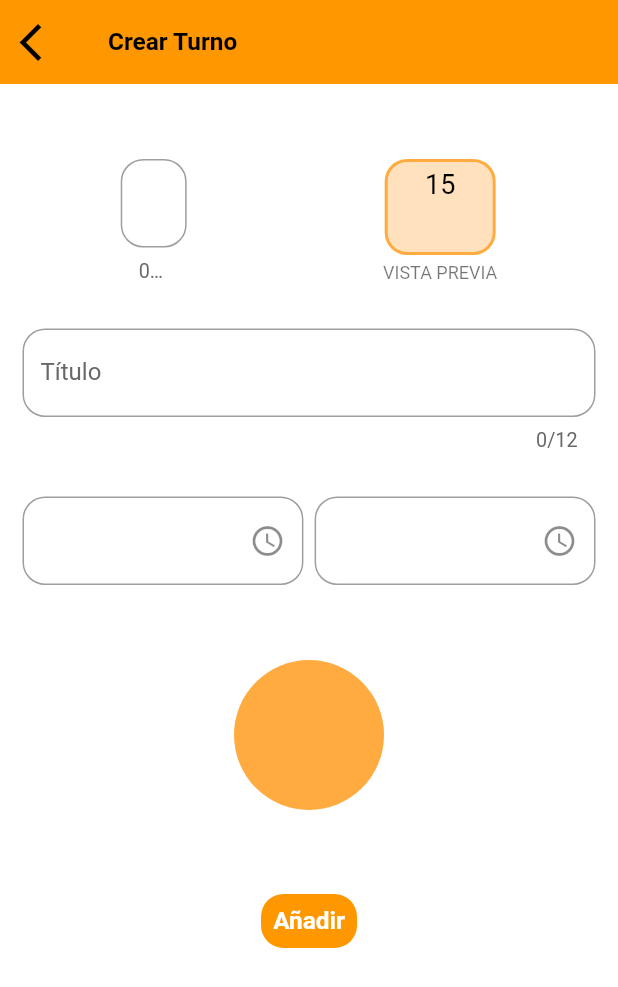
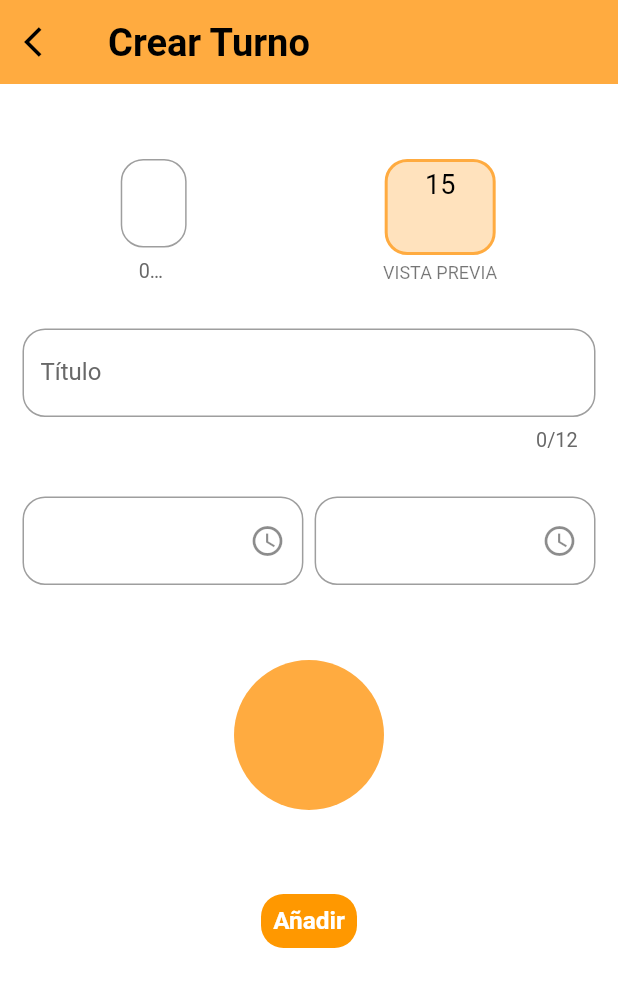
Before and after one commit to sandamil/Calendario, a Flutter app: the AddTurnoView screen opened directly, on a phone screen of 412 x 824 dp. Shown: the top 987 px of the screen. Run offline on Flutter 3.47's test engine with Material 2 defaults, Android fonts, the phone set to English and light mode, and no system bars; our stand-ins replace flutter_screenutil, get, logger, shared_preferences, sqflite; missing offline and left inert: flex_color_picker, flutter_material_color_picker, table_calendar_sandamil; accounts and stored records are empty; Roboto replaces fonts that are missing (Poppins); statements that could not run were skipped.

Commit message:
fix add turno

```diff
--- a/lib/app/modules/crearTurno/views/add_turno_view.dart
+++ b/lib/app/modules/crearTurno/views/add_turno_view.dart
@@ -8,30 +8,39 @@ import '../controllers/crear_turno_controller.dart';
 
 class AddTurnoView extends GetView<CrearTurnoController> {
   const AddTurnoView({Key? key}) : super(key: key);
+
   @override
   Widget build(BuildContext context) {
     var theme = Theme.of(context);
 
+    return Obx(() {
       return Scaffold(
         appBar: AppBar(
           leading: IconButton(
             icon: const Icon(
               Icons.arrow_back_ios,
-            size: 30.0,
             ),
-          color: Theme.of(context).textTheme.titleLarge!.color,
+            color: Theme
+                .of(context)
+                .textTheme
+                .titleLarge!
+                .color,
             tooltip: "Color",
             onPressed: () {
               Get.to(() => const TurnoView());
             },
           ),
           elevation: 0.0,
-        backgroundColor: Theme.of(context).appBarTheme.backgroundColor,
+          backgroundColor: controller.drawerColor.value,
           title: Text(
             'Crear Turno',
             style: TextStyle(
-              fontSize: 16.sp,
-              color: Theme.of(context).textTheme.titleLarge?.color),
+                fontSize: 25.sp,
+                color: Theme
+                    .of(context)
+                    .textTheme
+                    .titleLarge
+                    ?.color),
           ),
         ),
         body: SingleChildScrollView(
@@ -49,7 +58,8 @@ class AddTurnoView extends GetView<CrearTurnoController> {
                       width: 40.w,
                       child: TextField(
                         maxLength: 3,
-                      controller: controller.titlecontroller,
+                        controller: controller.titlecontroller.value,
+                        onChanged: controller.setAb,
                         decoration: const InputDecoration(
                           hintText:
                           'Letras que muestra el dia marcado en el calendario',
@@ -67,10 +77,12 @@ class AddTurnoView extends GetView<CrearTurnoController> {
                         Container(
                             decoration: BoxDecoration(
                                 border:
-                              Border.all(color: controller.color, width: 2),
-                              color: controller.color.withAlpha(600),
+                                Border.all(color: controller.drawerColor.value,
+                                    width: 2),
+                                color: controller.drawerColor.value.withAlpha(
+                                    600),
                                 borderRadius: BorderRadius.circular(15)),
-                          child: Container(
+                            child: SizedBox(
                               width: 70,
                               height: 60,
                               child: Column(
@@ -81,7 +93,8 @@ class AddTurnoView extends GetView<CrearTurnoController> {
                                       '15',
                                       style: TextStyle(
                                         fontSize: 18,
-                                      color: Theme.of(context)
+                                        color: Theme
+                                            .of(context)
                                             .textTheme
                                             .titleLarge!
                                             .color,
@@ -91,11 +104,11 @@ class AddTurnoView extends GetView<CrearTurnoController> {
                                   Container(
                                     padding: const EdgeInsets.all(2),
                                     child: Text(
-                                    controller.titlecontroller!.text
+                                      controller.titlecontroller.value.text
                                           .toUpperCase(),
                                       style: TextStyle(
                                           fontSize: 17,
-                                        color: controller.color,
+                                          color: controller.drawerColor.value,
                                           fontWeight: FontWeight.w700),
                                     ),
                                   ),
@@ -106,7 +119,10 @@ class AddTurnoView extends GetView<CrearTurnoController> {
                           padding: const EdgeInsets.only(top: 5.0),
                           child: Text(
                             "VISTA PREVIA",
-                          style: Theme.of(context).primaryTextTheme.caption,
+                            style: Theme
+                                .of(context)
+                                .primaryTextTheme
+                                .caption,
                           ),
                         )
                       ],
@@ -134,8 +150,11 @@ class AddTurnoView extends GetView<CrearTurnoController> {
                 Row(
                   mainAxisAlignment: MainAxisAlignment.spaceBetween,
                   children: <Widget>[
-                  Container(
-                    width: (MediaQuery.of(context).size.width) / 2.2,
+                    SizedBox(
+                      width: (MediaQuery
+                          .of(context)
+                          .size
+                          .width) / 2.2,
                       child: TextField(
                         controller: controller.startcontroller,
                         decoration: InputDecoration(
@@ -159,8 +178,11 @@ class AddTurnoView extends GetView<CrearTurnoController> {
                         readOnly: true,
                       ),
                     ),
-                  Container(
-                    width: (MediaQuery.of(context).size.width) / 2.2,
+                    SizedBox(
+                      width: (MediaQuery
+                          .of(context)
+                          .size
+                          .width) / 2.2,
                       child: TextField(
                         controller: controller.endcontroller,
                         decoration: InputDecoration(
@@ -191,12 +213,13 @@ class AddTurnoView extends GetView<CrearTurnoController> {
                 ),
                 InkWell(
                   onTap: () async {
-                  controller.getColor();
+                    controller.colorPickerDialog(context);
+                    // controller.getColor();
                   },
                   child: Material(
                     type: MaterialType.circle,
-                  color: controller.color,
-                  child: Container(
+                    color: controller.drawerColor.value,
+                    child: SizedBox(
                       height: 100,
                       width: 100,
                     ),
@@ -224,5 +247,6 @@ class AddTurnoView extends GetView<CrearTurnoController> {
           ),
         ),
       );
+    });
   }
 }
--- a/lib/app/modules/home/views/home_view.dart
+++ b/lib/app/modules/home/views/home_view.dart
@@ -1,5 +1,4 @@
 import 'package:calendario2/app/modules/home/widgets/calendar/calendar_view.dart';
-import 'package:calendario2/config/translations/strings_enum.dart';
 import 'package:flutter/material.dart';
 import 'package:flutter_screenutil/flutter_screenutil.dart';
 
@@ -8,7 +7,6 @@ import '../../../../config/theme/my_fonts.dart';
 import '../../../../config/theme/my_theme.dart';
 import '../../menu/views/menu_view.dart';
 import '../controllers/home_controller.dart';
-import '../widgets/appBar.dart';
 
 class HomeView extends GetView<HomeController> {
   const HomeView({Key? key}) : super(key: key);
@@ -30,7 +28,7 @@ class HomeView extends GetView<HomeController> {
                 color: theme.primaryColor,
               ),
               onPressed: () {
-                Get.to(const MenuView(),
+                Get.to(() => const MenuView(),
                     duration: const Duration(milliseconds: 100),
                     transition: Transition.leftToRight);
               },
@@ -68,7 +66,7 @@ class HomeView extends GetView<HomeController> {
       ), // This trailing comma makes auto-formatting nicer for build methods.
       body: GetBuilder<HomeController>(
         builder: (_) {
-          return CalendarPage();
+          return const CalendarPage();
         },
       ),
     );
--- a/pubspec.yaml
+++ b/pubspec.yaml
@@ -28,7 +28,7 @@ dependencies:
   path_provider: ^2.0.13
 
   flutter_material_color_picker: ^1.1.0+2
-
+  flex_color_picker: ^3.1.0
 
 
 
```
Also changed, not shown: lib/app/modules/crearTurno/controllers/crear_turno_controller.dart (+138 -63 lines), pubspec.lock. Lines whose indentation alone changed are shown as unchanged.
